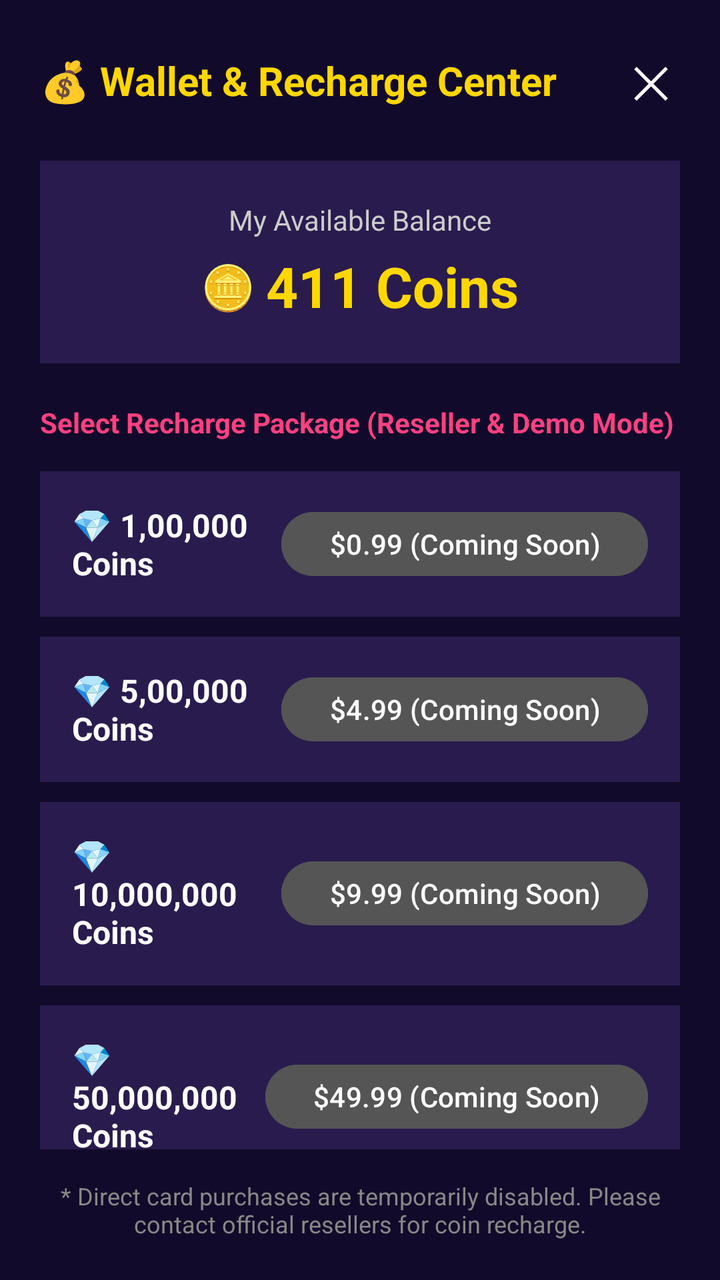
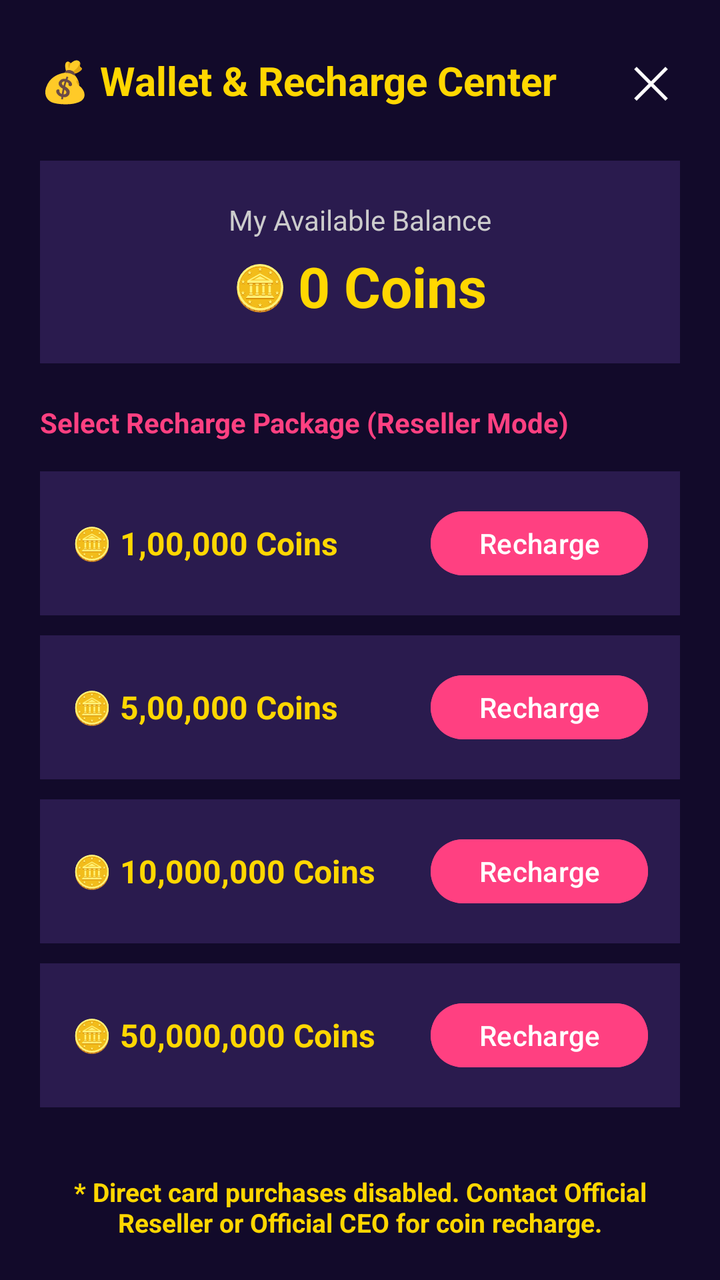

Screens rendered from an Android XML layout before and after an edit, with the pre-edit source and the edit as a unified diff.
<!-- AndroidManifest.xml: application theme Theme.SRVoiceChat -->
<!-- res/layout/dialog_wallet_recharge.xml -->
<?xml version="1.0" encoding="utf-8"?>
<LinearLayout xmlns:android="http://schemas.android.com/apk/res/android"
    android:layout_width="match_parent"
    android:layout_height="match_parent"
    android:orientation="vertical"
    android:background="#120A2A"
    android:padding="20dp">

    
    <LinearLayout
        android:layout_width="match_parent"
        android:layout_height="wrap_content"
        android:orientation="horizontal"
        android:gravity="center_vertical"
        android:layout_marginBottom="20dp">

        <TextView
            android:layout_width="0dp"
            android:layout_height="wrap_content"
            android:layout_weight="1"
            android:text="💰 Wallet &amp; Recharge Center"
            android:textColor="#FFD700"
            android:textSize="20sp"
            android:textStyle="bold" />

        <TextView
            android:id="@+id/btnCloseRecharge"
            android:layout_width="wrap_content"
            android:layout_height="wrap_content"
            android:text="✕"
            android:textColor="#FFFFFF"
            android:textSize="22sp"
            android:padding="5dp" />
    </LinearLayout>

    
    <LinearLayout
        android:layout_width="match_parent"
        android:layout_height="wrap_content"
        android:orientation="vertical"
        android:background="#2A1B4E"
        android:padding="20dp"
        android:layout_marginBottom="20dp"
        android:gravity="center">

        <TextView
            android:layout_width="wrap_content"
            android:layout_height="wrap_content"
            android:text="My Available Balance"
            android:textColor="#CCCCCC"
            android:textSize="14sp"
            android:layout_marginBottom="5dp" />

        <LinearLayout
            android:layout_width="wrap_content"
            android:layout_height="wrap_content"
            android:orientation="horizontal"
            android:gravity="center_vertical">

            <TextView
                android:layout_width="wrap_content"
                android:layout_height="wrap_content"
                android:text="🪙 "
                android:textSize="22sp" />

            <TextView
                android:id="@+id/textUserBalance"
                android:layout_width="wrap_content"
                android:layout_height="wrap_content"
                android:text="411 Coins"
                android:textColor="#FFD700"
                android:textSize="28sp"
                android:textStyle="bold" />
        </LinearLayout>
    </LinearLayout>

    
    <TextView
        android:layout_width="match_parent"
        android:layout_height="wrap_content"
        android:text="Select Recharge Package (Reseller &amp; Demo Mode)"
        android:textColor="#FF4081"
        android:textSize="14sp"
        android:textStyle="bold"
        android:layout_marginBottom="15dp" />

    
    <ScrollView
        android:layout_width="match_parent"
        android:layout_height="0dp"
        android:layout_weight="1"
        android:scrollbars="none">

        <LinearLayout
            android:layout_width="match_parent"
            android:layout_height="wrap_content"
            android:orientation="vertical">

            
            <LinearLayout
                android:layout_width="match_parent"
                android:layout_height="wrap_content"
                android:orientation="horizontal"
                android:background="#2A1B4E"
                android:padding="16dp"
                android:layout_marginBottom="10dp"
                android:gravity="center_vertical">
                <TextView
                    android:layout_width="0dp"
                    android:layout_height="wrap_content"
                    android:layout_weight="1"
                    android:text="💎 1,00,000 Coins"
                    android:textColor="#FFFFFF"
                    android:textSize="16sp"
                    android:textStyle="bold" />
                <Button
                    android:layout_width="wrap_content"
                    android:layout_height="40dp"
                    android:text="$0.99 (Coming Soon)"
                    android:textColor="#FFFFFF"
                    android:backgroundTint="#555555"
                    android:enabled="false" />
            </LinearLayout>

            
            <LinearLayout
                android:layout_width="match_parent"
                android:layout_height="wrap_content"
                android:orientation="horizontal"
                android:background="#2A1B4E"
                android:padding="16dp"
                android:layout_marginBottom="10dp"
                android:gravity="center_vertical">
                <TextView
                    android:layout_width="0dp"
                    android:layout_height="wrap_content"
                    android:layout_weight="1"
                    android:text="💎 5,00,000 Coins"
                    android:textColor="#FFFFFF"
                    android:textSize="16sp"
                    android:textStyle="bold" />
                <Button
                    android:layout_width="wrap_content"
                    android:layout_height="40dp"
                    android:text="$4.99 (Coming Soon)"
                    android:textColor="#FFFFFF"
                    android:backgroundTint="#555555"
                    android:enabled="false" />
            </LinearLayout>

            
            <LinearLayout
                android:layout_width="match_parent"
                android:layout_height="wrap_content"
                android:orientation="horizontal"
                android:background="#2A1B4E"
                android:padding="16dp"
                android:layout_marginBottom="10dp"
                android:gravity="center_vertical">
                <TextView
                    android:layout_width="0dp"
                    android:layout_height="wrap_content"
                    android:layout_weight="1"
                    android:text="💎 10,000,000 Coins"
                    android:textColor="#FFFFFF"
                    android:textSize="16sp"
                    android:textStyle="bold" />
                <Button
                    android:layout_width="wrap_content"
                    android:layout_height="40dp"
                    android:text="$9.99 (Coming Soon)"
                    android:textColor="#FFFFFF"
                    android:backgroundTint="#555555"
                    android:enabled="false" />
            </LinearLayout>

            
            <LinearLayout
                android:layout_width="match_parent"
                android:layout_height="wrap_content"
                android:orientation="horizontal"
                android:background="#2A1B4E"
                android:padding="16dp"
                android:layout_marginBottom="10dp"
                android:gravity="center_vertical">
                <TextView
                    android:layout_width="0dp"
                    android:layout_height="wrap_content"
                    android:layout_weight="1"
                    android:text="💎 50,000,000 Coins"
                    android:textColor="#FFFFFF"
                    android:textSize="16sp"
                    android:textStyle="bold" />
                <Button
                    android:layout_width="wrap_content"
                    android:layout_height="40dp"
                    android:text="$49.99 (Coming Soon)"
                    android:textColor="#FFFFFF"
                    android:backgroundTint="#555555"
                    android:enabled="false" />
            </LinearLayout>

        </LinearLayout>
    </ScrollView>

    
    <TextView
        android:layout_width="match_parent"
        android:layout_height="wrap_content"
        android:text="* Direct card purchases are temporarily disabled. Please contact official resellers for coin recharge."
        android:textColor="#888888"
        android:textSize="12sp"
        android:gravity="center"
        android:layout_marginTop="15dp" />

</LinearLayout>
<!-- resources referenced by this layout -->
<resources>
  <style name="Theme.SRVoiceChat" parent="Theme.Material3.DayNight.NoActionBar">
          <item name="colorPrimary">#FF4081</item>
          <item name="android:statusBarColor">#FF4081</item>
          <item name="android:windowLightStatusBar">true</item>
      </style>
</resources>

<!-- the commit's change to res/layout/dialog_wallet_recharge.xml (unified diff, before → after) -->
@@ -67,7 +67,7 @@
                 android:id="@+id/textUserBalance"
                 android:layout_width="wrap_content"
                 android:layout_height="wrap_content"
-                android:text="411 Coins"
+                android:text="0 Coins"
                 android:textColor="#FFD700"
                 android:textSize="28sp"
                 android:textStyle="bold" />
@@ -78,7 +78,7 @@
     <TextView
         android:layout_width="match_parent"
         android:layout_height="wrap_content"
-        android:text="Select Recharge Package (Reseller &amp; Demo Mode)"
+        android:text="Select Recharge Package (Reseller Mode)"
         android:textColor="#FF4081"
         android:textSize="14sp"
         android:textStyle="bold"
@@ -98,106 +98,118 @@
 
             
             <LinearLayout
-                android:layout_width="match_parent"
-                android:layout_height="wrap_content"
-                android:orientation="horizontal"
-                android:background="#2A1B4E"
-                android:padding="16dp"
-                android:layout_marginBottom="10dp"
-                android:gravity="center_vertical">
-                <TextView
-                    android:layout_width="0dp"
-                    android:layout_height="wrap_content"
-                    android:layout_weight="1"
-                    android:text="💎 1,00,000 Coins"
-                    android:textColor="#FFFFFF"
-                    android:textSize="16sp"
-                    android:textStyle="bold" />
-                <Button
-                    android:layout_width="wrap_content"
-                    android:layout_height="40dp"
-                    android:text="$0.99 (Coming Soon)"
-                    android:textColor="#FFFFFF"
-                    android:backgroundTint="#555555"
-                    android:enabled="false" />
-            </LinearLayout>
-
-            
-            <LinearLayout
-                android:layout_width="match_parent"
-                android:layout_height="wrap_content"
-                android:orientation="horizontal"
-                android:background="#2A1B4E"
-                android:padding="16dp"
-                android:layout_marginBottom="10dp"
-                android:gravity="center_vertical">
-                <TextView
-                    android:layout_width="0dp"
-                    android:layout_height="wrap_content"
-                    android:layout_weight="1"
-                    android:text="💎 5,00,000 Coins"
-                    android:textColor="#FFFFFF"
-                    android:textSize="16sp"
-                    android:textStyle="bold" />
-                <Button
-                    android:layout_width="wrap_content"
-                    android:layout_height="40dp"
-                    android:text="$4.99 (Coming Soon)"
-                    android:textColor="#FFFFFF"
-                    android:backgroundTint="#555555"
-                    android:enabled="false" />
-            </LinearLayout>
-
-            
-            <LinearLayout
-                android:layout_width="match_parent"
-                android:layout_height="wrap_content"
-                android:orientation="horizontal"
-                android:background="#2A1B4E"
-                android:padding="16dp"
-                android:layout_marginBottom="10dp"
-                android:gravity="center_vertical">
-                <TextView
-                    android:layout_width="0dp"
-                    android:layout_height="wrap_content"
-                    android:layout_weight="1"
-                    android:text="💎 10,000,000 Coins"
-                    android:textColor="#FFFFFF"
-                    android:textSize="16sp"
-                    android:textStyle="bold" />
-                <Button
-                    android:layout_width="wrap_content"
-                    android:layout_height="40dp"
-                    android:text="$9.99 (Coming Soon)"
-                    android:textColor="#FFFFFF"
-                    android:backgroundTint="#555555"
-                    android:enabled="false" />
-            </LinearLayout>
-
-            
-            <LinearLayout
-                android:layout_width="match_parent"
-                android:layout_height="wrap_content"
-                android:orientation="horizontal"
-                android:background="#2A1B4E"
-                android:padding="16dp"
-                android:layout_marginBottom="10dp"
-                android:gravity="center_vertical">
-                <TextView
-                    android:layout_width="0dp"
-                    android:layout_height="wrap_content"
-                    android:layout_weight="1"
-                    android:text="💎 50,000,000 Coins"
-                    android:textColor="#FFFFFF"
-                    android:textSize="16sp"
-                    android:textStyle="bold" />
-                <Button
-                    android:layout_width="wrap_content"
-                    android:layout_height="40dp"
-                    android:text="$49.99 (Coming Soon)"
-                    android:textColor="#FFFFFF"
-                    android:backgroundTint="#555555"
-                    android:enabled="false" />
+                android:id="@+id/pkg1"
+                android:layout_width="match_parent"
+                android:layout_height="wrap_content"
+                android:orientation="horizontal"
+                android:background="#2A1B4E"
+                android:padding="16dp"
+                android:layout_marginBottom="10dp"
+                android:gravity="center_vertical"
+                android:clickable="true"
+                android:focusable="true">
+                <TextView
+                    android:layout_width="0dp"
+                    android:layout_height="wrap_content"
+                    android:layout_weight="1"
+                    android:text="🪙 1,00,000 Coins"
+                    android:textColor="#FFD700"
+                    android:textSize="16sp"
+                    android:textStyle="bold" />
+                <Button
+                    android:layout_width="wrap_content"
+                    android:layout_height="40dp"
+                    android:text="Recharge"
+                    android:textColor="#FFFFFF"
+                    android:backgroundTint="#FF4081"
+                    android:clickable="false" />
+            </LinearLayout>
+
+            
+            <LinearLayout
+                android:id="@+id/pkg2"
+                android:layout_width="match_parent"
+                android:layout_height="wrap_content"
+                android:orientation="horizontal"
+                android:background="#2A1B4E"
+                android:padding="16dp"
+                android:layout_marginBottom="10dp"
+                android:gravity="center_vertical"
+                android:clickable="true"
+                android:focusable="true">
+                <TextView
+                    android:layout_width="0dp"
+                    android:layout_height="wrap_content"
+                    android:layout_weight="1"
+                    android:text="🪙 5,00,000 Coins"
+                    android:textColor="#FFD700"
+                    android:textSize="16sp"
+                    android:textStyle="bold" />
+                <Button
+                    android:layout_width="wrap_content"
+                    android:layout_height="40dp"
+                    android:text="Recharge"
+                    android:textColor="#FFFFFF"
+                    android:backgroundTint="#FF4081"
+                    android:clickable="false" />
+            </LinearLayout>
+
+            
+            <LinearLayout
+                android:id="@+id/pkg3"
+                android:layout_width="match_parent"
+                android:layout_height="wrap_content"
+                android:orientation="horizontal"
+                android:background="#2A1B4E"
+                android:padding="16dp"
+                android:layout_marginBottom="10dp"
+                android:gravity="center_vertical"
+                android:clickable="true"
+                android:focusable="true">
+                <TextView
+                    android:layout_width="0dp"
+                    android:layout_height="wrap_content"
+                    android:layout_weight="1"
+                    android:text="🪙 10,000,000 Coins"
+                    android:textColor="#FFD700"
+                    android:textSize="16sp"
+                    android:textStyle="bold" />
+                <Button
+                    android:layout_width="wrap_content"
+                    android:layout_height="40dp"
+                    android:text="Recharge"
+                    android:textColor="#FFFFFF"
+                    android:backgroundTint="#FF4081"
+                    android:clickable="false" />
+            </LinearLayout>
+
+            
+            <LinearLayout
+                android:id="@+id/pkg4"
+                android:layout_width="match_parent"
+                android:layout_height="wrap_content"
+                android:orientation="horizontal"
+                android:background="#2A1B4E"
+                android:padding="16dp"
+                android:layout_marginBottom="10dp"
+                android:gravity="center_vertical"
+                android:clickable="true"
+                android:focusable="true">
+                <TextView
+                    android:layout_width="0dp"
+                    android:layout_height="wrap_content"
+                    android:layout_weight="1"
+                    android:text="🪙 50,000,000 Coins"
+                    android:textColor="#FFD700"
+                    android:textSize="16sp"
+                    android:textStyle="bold" />
+                <Button
+                    android:layout_width="wrap_content"
+                    android:layout_height="40dp"
+                    android:text="Recharge"
+                    android:textColor="#FFFFFF"
+                    android:backgroundTint="#FF4081"
+                    android:clickable="false" />
             </LinearLayout>
 
         </LinearLayout>
@@ -207,9 +219,10 @@
     <TextView
         android:layout_width="match_parent"
         android:layout_height="wrap_content"
-        android:text="* Direct card purchases are temporarily disabled. Please contact official resellers for coin recharge."
-        android:textColor="#888888"
-        android:textSize="12sp"
+        android:text="* Direct card purchases disabled. Contact Official Reseller or Official CEO for coin recharge."
+        android:textColor="#FFD700"
+        android:textSize="13sp"
+        android:textStyle="bold"
         android:gravity="center"
         android:layout_marginTop="15dp" />
 
